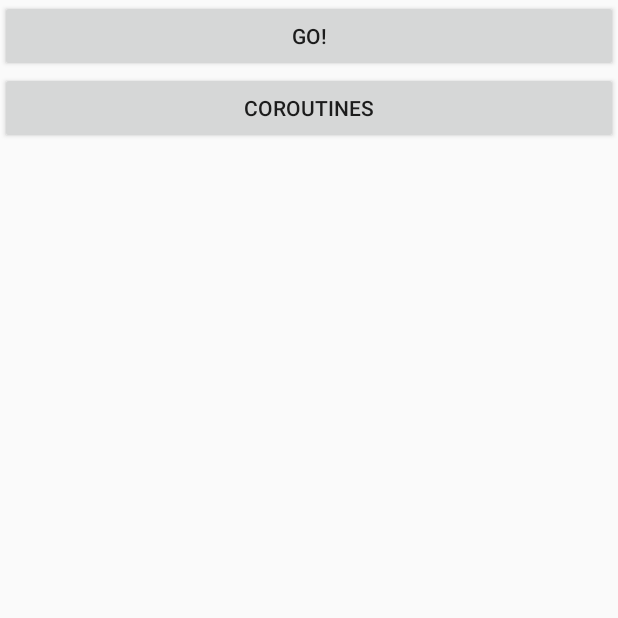
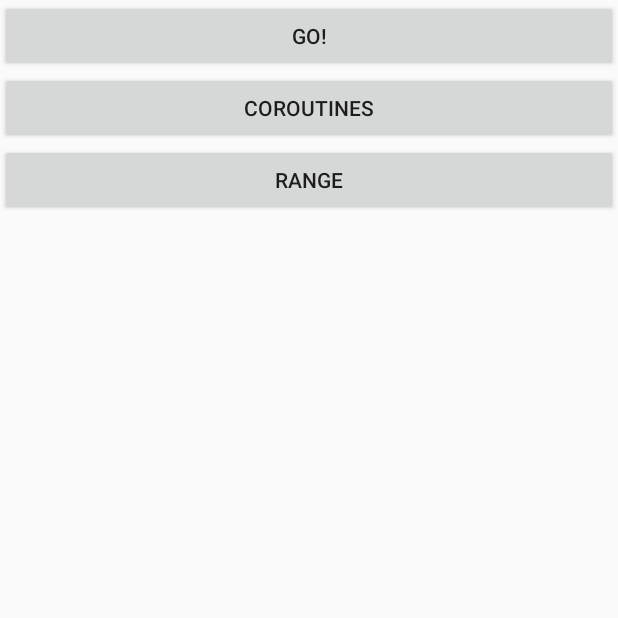
Before and after one commit to Kirchhoff-/Kotlin, an Android app: the screen it shows after launch (OtherActivity), on a phone screen of 412 x 824 dp, the top half of it. Run offline under Robolectric (Android 15) with nearby library versions, the phone set to English and light mode, and no system bars.

Commit message:
Added example of ranges.

```diff
--- a/app/src/main/AndroidManifest.xml
+++ b/app/src/main/AndroidManifest.xml
@@ -34,6 +34,8 @@
         </activity>
 
         <activity android:name=".example.intent.UserDetailActivity" />
+
+        <activity android:name=".ranges.RangeActivity" />
     </application>
 
 </manifest>
--- a/app/src/main/java/com/example/kirchhoff/kotlin/example/intent/OtherActivity.kt
+++ b/app/src/main/java/com/example/kirchhoff/kotlin/example/intent/OtherActivity.kt
@@ -2,9 +2,12 @@ package com.example.kirchhoff.kotlin.example.intent
 
 import android.app.Activity
 import android.content.Intent
+import android.os.Build
 import android.os.Bundle
 import com.example.coroutines.CoroutinesActivity
 import com.example.kirchhoff.kotlin.R
+import com.example.kirchhoff.kotlin.extensions.setVisibile
+import com.example.kirchhoff.kotlin.ranges.RangeActivity
 import kotlinx.android.synthetic.main.a_other.*
 
 /**
@@ -51,5 +54,14 @@ class OtherActivity : Activity() {
         bCoroutines.setOnClickListener {
             launchActivity<CoroutinesActivity>()
         }
+
+        if (Build.VERSION.SDK_INT >= 26) {
+            bRange.setVisibile(true)
+            bRange.setOnClickListener {
+                launchActivity<RangeActivity>()
+            }
+        } else {
+            bRange.setVisibile(false)
+        }
     }
 }
--- /dev/null
+++ b/app/src/main/java/com/example/kirchhoff/kotlin/ranges/data/LocalDate.kt
@@ -0,0 +1,5 @@
+package com.example.kirchhoff.kotlin.ranges.data
+
+import java.time.LocalDate
+
+operator fun LocalDate.rangeTo(other: LocalDate): DateProgression = DateProgression(this, other)
--- a/app/src/main/res/layout/a_other.xml
+++ b/app/src/main/res/layout/a_other.xml
@@ -16,6 +16,12 @@
         android:id="@+id/bCoroutines"
         android:layout_width="match_parent"
         android:layout_height="wrap_content"
-        android:text="Coroutines"/>
+        android:text="Coroutines" />
+
+    <Button
+        android:id="@+id/bRange"
+        android:layout_width="match_parent"
+        android:layout_height="wrap_content"
+        android:text="Range" />
 
 </LinearLayout>
--- /dev/null
+++ b/app/src/main/res/layout/activity_range.xml
@@ -0,0 +1,6 @@
+<?xml version="1.0" encoding="utf-8"?>
+<android.support.constraint.ConstraintLayout xmlns:android="http://schemas.android.com/apk/res/android"
+    android:layout_width="match_parent"
+    android:layout_height="match_parent">
+
+</android.support.constraint.ConstraintLayout>
```
Also changed, not shown: app/src/main/java/com/example/kirchhoff/kotlin/ranges/RangeActivity.kt (added, +35 -0 lines), app/src/main/java/com/example/kirchhoff/kotlin/ranges/data/DateIterator.kt (added, +18 -0 lines), app/src/main/java/com/example/kirchhoff/kotlin/ranges/data/DateProgression.kt (added, +11 -0 lines).
